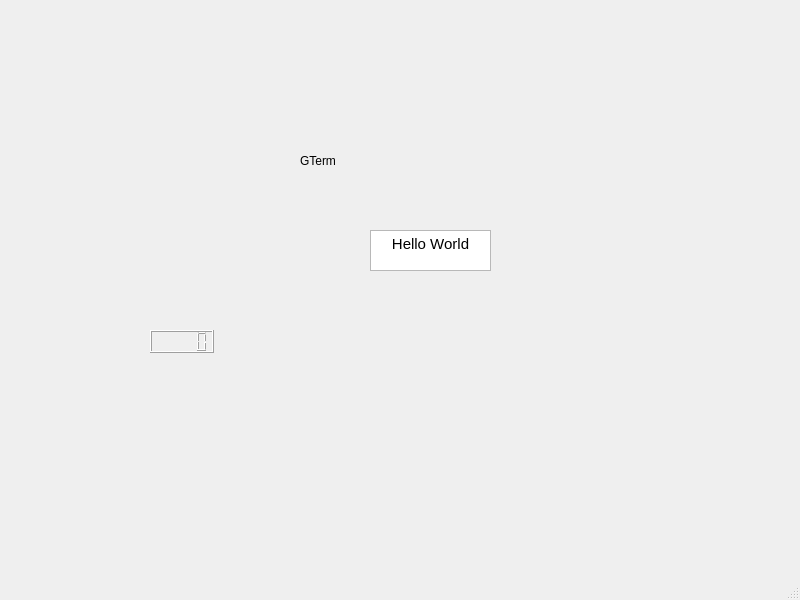
Above: src/GTermMusicPlayer/GTermMainWindow.ui from Benkaichang/GTerm-Music-Player before the change. Below: the same form after it.
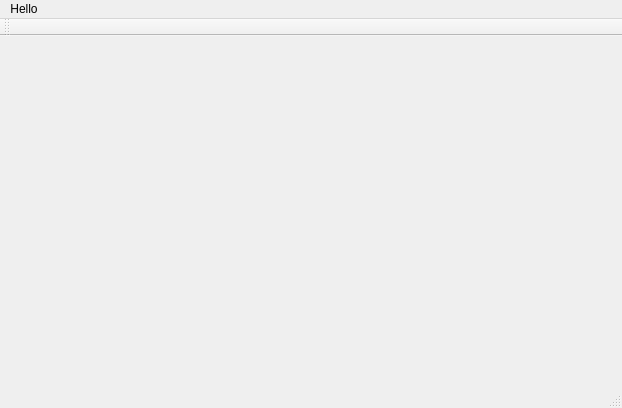
That is the form after the change.

Diff of the .ui file:
```diff
--- a/src/GTermMusicPlayer/GTermMainWindow.ui
+++ b/src/GTermMusicPlayer/GTermMainWindow.ui
@@ -6,52 +6,37 @@
    <rect>
     <x>0</x>
     <y>0</y>
-    <width>800</width>
-    <height>600</height>
+    <width>622</width>
+    <height>408</height>
    </rect>
   </property>
+  <property name="maximumSize">
+   <size>
+    <width>1080</width>
+    <height>1920</height>
+   </size>
+  </property>
   <property name="windowTitle">
    <string>GTermMainWindow</string>
   </property>
   <widget class="QWidget" name="centralwidget">
-   <widget class="QTextBrowser" name="textBrowser">
+   <property name="maximumSize">
+    <size>
+     <width>1080</width>
+     <height>1920</height>
+    </size>
+   </property>
+   <widget class="QScrollBar" name="horizontalScrollBar">
     <property name="geometry">
      <rect>
-      <x>370</x>
-      <y>230</y>
-      <width>121</width>
-      <height>41</height>
+      <x>50</x>
+      <y>360</y>
+      <width>160</width>
+      <height>16</height>
      </rect>
     </property>
-    <property name="html">
-     <string>&lt;!DOCTYPE HTML PUBLIC &quot;-//W3C//DTD HTML 4.0//EN&quot; &quot;http://www.w3.org/TR/REC-html40/strict.dtd&quot;&gt;
-&lt;html&gt;&lt;head&gt;&lt;meta name=&quot;qrichtext&quot; content=&quot;1&quot; /&gt;&lt;style type=&quot;text/css&quot;&gt;
-p, li { white-space: pre-wrap; }
-&lt;/style&gt;&lt;/head&gt;&lt;body style=&quot; font-family:'SimSun'; font-size:9pt; font-weight:400; font-style:normal;&quot;&gt;
-&lt;p align=&quot;center&quot; style=&quot; margin-top:0px; margin-bottom:0px; margin-left:0px; margin-right:0px; -qt-block-indent:0; text-indent:0px;&quot;&gt;&lt;span style=&quot; font-size:11pt;&quot;&gt;Hello World&lt;/span&gt;&lt;/p&gt;&lt;/body&gt;&lt;/html&gt;</string>
-    </property>
-   </widget>
-   <widget class="QLabel" name="label">
-    <property name="geometry">
-     <rect>
-      <x>300</x>
-      <y>150</y>
-      <width>51</width>
-      <height>21</height>
-     </rect>
-    </property>
-    <property name="text">
-     <string>GTerm</string>
-    </property>
-   </widget>
-   <widget class="QLCDNumber" name="lcdNumber">
-    <property name="geometry">
-     <rect>
-      <x>150</x>
-      <y>330</y>
-      <width>64</width>
-      <height>23</height>
-     </rect>
+    <property name="orientation">
+     <enum>Qt::Horizontal</enum>
     </property>
    </widget>
   </widget>
@@ -60,12 +45,31 @@
     <rect>
      <x>0</x>
      <y>0</y>
-     <width>800</width>
-     <height>23</height>
+     <width>622</width>
+     <height>22</height>
     </rect>
    </property>
+   <widget class="QMenu" name="menuHello">
+    <property name="title">
+     <string>Hello</string>
+    </property>
+    <addaction name="separator"/>
+    <addaction name="separator"/>
+   </widget>
+   <addaction name="menuHello"/>
   </widget>
   <widget class="QStatusBar" name="statusbar"/>
+  <widget class="QToolBar" name="toolBar">
+   <property name="windowTitle">
+    <string>toolBar</string>
+   </property>
+   <attribute name="toolBarArea">
+    <enum>TopToolBarArea</enum>
+   </attribute>
+   <attribute name="toolBarBreak">
+    <bool>false</bool>
+   </attribute>
+  </widget>
  </widget>
  <resources/>
  <connections/>
```
Left out of the diff: 6 changed lines with no effect on the pictures.
